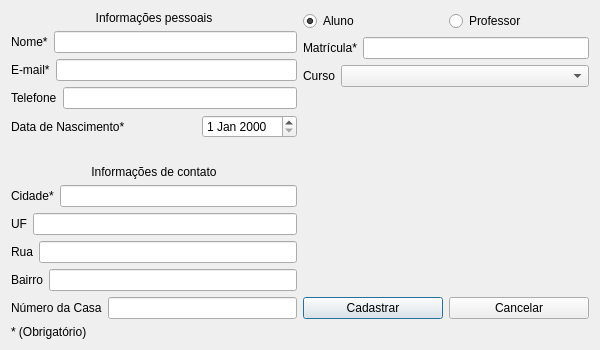
The window that BibliotecaQT/cadastrousuariodlg.ui (andersori/Projeto-BD) describes before a commit, drawn with Qt 5.
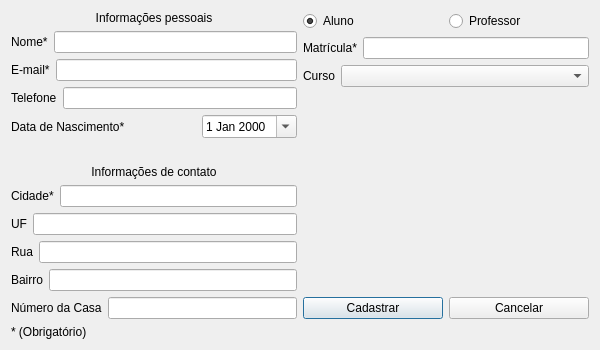
The same window after the commit.

The edit to the form file:
```diff
--- a/BibliotecaQT/cadastrousuariodlg.ui
+++ b/BibliotecaQT/cadastrousuariodlg.ui
@@ -105,7 +105,11 @@
           </spacer>
          </item>
          <item>
-          <widget class="QDateEdit" name="dataNascimentoDATE"/>
+          <widget class="QDateEdit" name="dataNascimentoDATE">
+           <property name="calendarPopup">
+            <bool>true</bool>
+           </property>
+          </widget>
          </item>
         </layout>
        </item>
```
